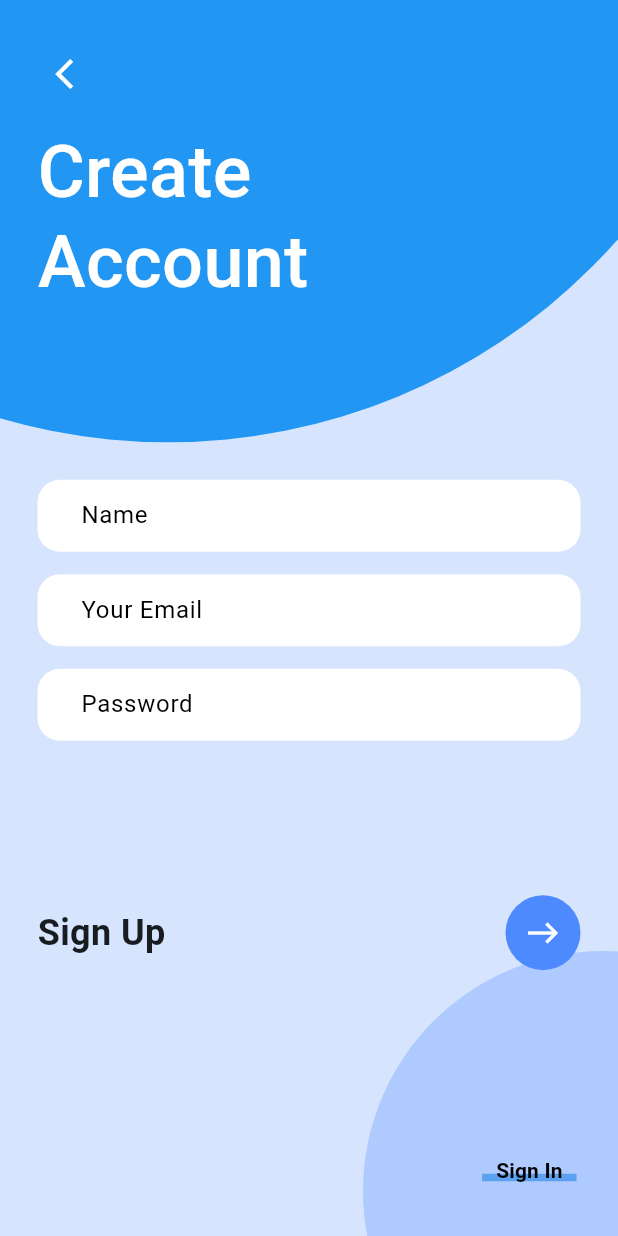
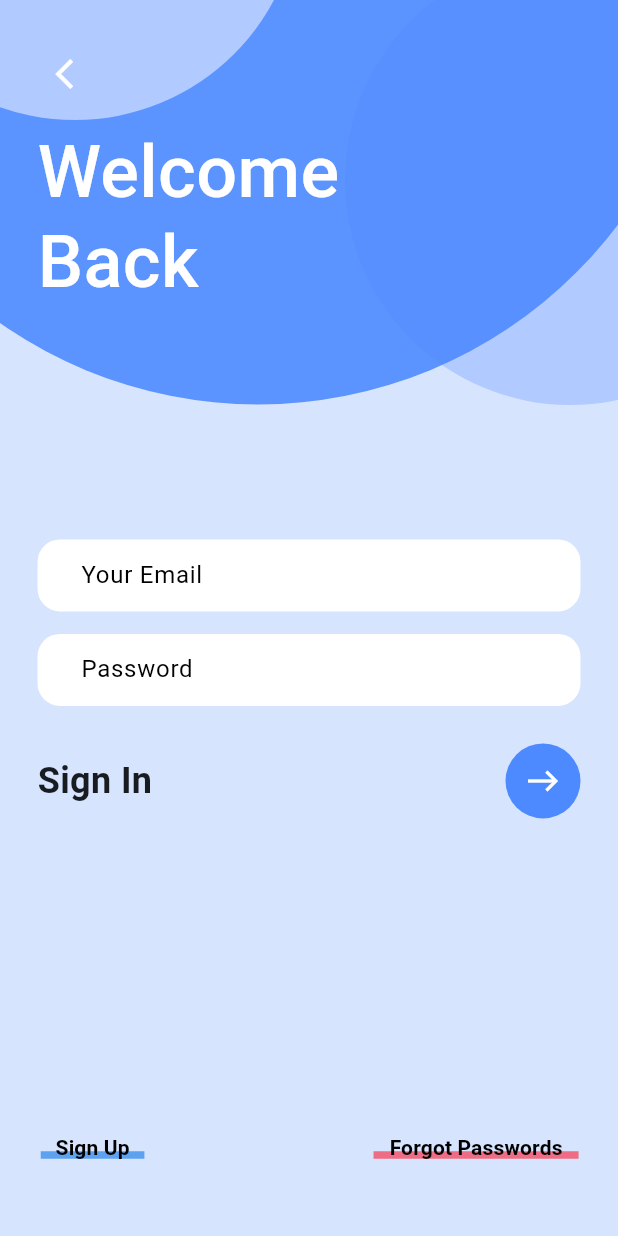
Before and after one commit to OmarElsharkawy1/hammamGaberTask1, a Flutter app: the screen it shows after launch, on a phone screen of 412 x 824 dp. Run offline on Flutter 3.47's test engine with Material 3 defaults, Android fonts, the phone set to English and light mode, and no system bars.

Commit message:
Create Sign in Screen

```diff
--- a/lib/main.dart
+++ b/lib/main.dart
@@ -1,4 +1,5 @@
 import 'package:flutter/material.dart';
+import 'package:new_app/sign_in_screen/sign_in_screen.dart';
 import 'package:new_app/sign_up_screen/sign_up_screen.dart';
 
 void main() {
@@ -13,12 +14,11 @@ class MyApp extends StatelessWidget {
   Widget build(BuildContext context) {
     return MaterialApp(
       debugShowCheckedModeBanner: false,
-      title: 'Flutter Demo',
       theme: ThemeData(
         colorScheme: ColorScheme.fromSeed(seedColor: Colors.blue.shade100),
         useMaterial3: true,
       ),
-      home: const SignUp(),
+      home: const SignIn(),
     );
   }
 }
--- /dev/null
+++ b/lib/sign_in_screen/sign_in_screen.dart
@@ -0,0 +1,25 @@
+import 'package:flutter/material.dart';
+import 'package:new_app/constants/colors.dart';
+import 'package:new_app/sign_in_screen/widgets/sign_in_form.dart';
+import 'package:new_app/sign_in_screen/widgets/welcome_back_avatar.dart';
+
+class SignIn extends StatelessWidget {
+  const SignIn({Key? key}) : super(key: key);
+
+  @override
+  Widget build(BuildContext context) {
+    return const Scaffold(
+      backgroundColor: AppColors.hawkesBlue,
+      body: Column(
+        // mainAxisAlignment: MainAxisAlignment.start,
+        // mainAxisSize: MainAxisSize.max,
+        children: [
+          //Create Account text
+          WelcomeBackAvatar(),
+          // TextFields
+          SignInForm(),
+        ],
+      ),
+    );
+  }
+}
--- /dev/null
+++ b/lib/sign_in_screen/widgets/sign_in_form.dart
@@ -0,0 +1,83 @@
+import 'package:flutter/material.dart';
+import 'package:new_app/constants/colors.dart';
+import 'package:new_app/global_widgets/custom_underline_word.dart';
+import 'package:new_app/global_widgets/text_form_widget.dart';
+import 'package:new_app/sign_up_screen/sign_up_controller.dart';
+import 'package:new_app/sign_up_screen/widgets/sign_up_arrow.dart';
+import 'package:provider/provider.dart';
+
+class SignInForm extends StatelessWidget {
+  const SignInForm({Key? key}) : super(key: key);
+
+  @override
+  Widget build(BuildContext context) {
+    return ChangeNotifierProvider(
+      create: (_) => SignUpController(),
+      child: Consumer<SignUpController>(builder: (_, model, __) {
+        return Container(
+          height: MediaQuery.of(context).size.height * .6,
+          child: Padding(
+            padding: const EdgeInsets.symmetric(horizontal: 25, vertical: 15),
+            child: Column(
+              // mainAxisSize: MainAxisSize.max,
+              // mainAxisAlignment: MainAxisAlignment.spaceBetween,
+              children: [
+                Padding(
+                  padding: const EdgeInsets.symmetric(vertical: 15),
+                  child: TextFormWidget(
+                    name: "Your Email",
+                    onChanged: (value) {
+                      model.email = value;
+                    },
+                  ),
+                ),
+                //Password
+                Padding(
+                  padding: const EdgeInsets.only(bottom: 25),
+                  child: TextFormWidget(
+                    name: "Password",
+                    onChanged: (value) {
+                      model.password = value;
+                    },
+                  ),
+                ),
+                const Row(
+                  mainAxisAlignment: MainAxisAlignment.spaceBetween,
+                  children: [
+                    Text(
+                      'Sign In',
+                      style: TextStyle(
+                        fontSize: 24,
+                        fontWeight: FontWeight.bold,
+                      ),
+                    ),
+                    SignUpArrow(),
+                  ],
+                ),
+                Spacer(),
+                Padding(
+                  padding: const EdgeInsets.symmetric(vertical: 20),
+                  child: Row(
+                    mainAxisAlignment: MainAxisAlignment.spaceBetween,
+                    children: [
+                      CustomUnderlineWord(
+                        text: 'Sign Up',
+                        color: AppColors.brightCornflowerBlue,
+                        function: () {},
+                      ),
+                      CustomUnderlineWord(
+                        text: 'Forgot Passwords',
+                        color: AppColors.deepBlush,
+                        function: () {},
+                      ),
+                    ],
+                  ),
+                ),
+              ],
+            ),
+          ),
+        );
+      }),
+    );
+  }
+}
--- /dev/null
+++ b/lib/sign_in_screen/widgets/welcome_back_avatar.dart
@@ -0,0 +1,79 @@
+import 'package:flutter/material.dart';
+import 'package:new_app/constants/colors.dart';
+
+class WelcomeBackAvatar extends StatelessWidget {
+  const WelcomeBackAvatar({Key? key}) : super(key: key);
+
+  @override
+  Widget build(BuildContext context) {
+    return SizedBox(
+      width: double.infinity,
+      height: MediaQuery.of(context).size.height * .4,
+      child: Stack(
+        children: [
+          const Positioned(
+            left: 230,
+            top: -30,
+            child: CircleAvatar(
+              backgroundColor: AppColors.tropicalBlue,
+              maxRadius: 150,
+            ),
+          ),
+          //Circle Avatar
+          Positioned(
+            right: -60,
+            bottom: 60,
+            child: CircleAvatar(
+              backgroundColor: AppColors.cornflowerBlue.withOpacity(.9),
+              maxRadius: 300,
+            ),
+          ),
+          const Positioned(
+            left: -100,
+            top: -220,
+            child: CircleAvatar(
+              backgroundColor: AppColors.tropicalBlue,
+              maxRadius: 150,
+            ),
+          ),
+          //Create Word
+          const Positioned(
+            left: 25,
+            top: 80,
+            child: Text(
+              'Welcome',
+              style: TextStyle(
+                fontWeight: FontWeight.w500,
+                color: Colors.white,
+                fontSize: 48,
+              ),
+            ),
+          ),
+          //Account word
+          const Positioned(
+            left: 25,
+            top: 140,
+            child: Text(
+              'Back',
+              style: TextStyle(
+                fontWeight: FontWeight.w500,
+                color: Colors.white,
+                fontSize: 48,
+              ),
+            ),
+          ),
+          //Back Arrow
+          Padding(
+            padding: const EdgeInsets.only(top: 25, left: 25),
+            child: IconButton(
+                onPressed: () {},
+                icon: const Icon(
+                  Icons.arrow_back_ios,
+                  color: Colors.white,
+                )),
+          ),
+        ],
+      ),
+    );
+  }
+}
--- a/lib/sign_up_screen/widgets/sign_up_section_widget.dart
+++ b/lib/sign_up_screen/widgets/sign_up_section_widget.dart
@@ -15,17 +15,10 @@ class SignUpSectionWidget extends StatelessWidget {
   Widget build(BuildContext context) {
     return SizedBox(
       width: double.infinity,
-      height: MediaQuery.of(context).size.height * .3,
+      height: MediaQuery.of(context).size.height * .2,
       child: Stack(
         children: [
           //Circle Avatar
-          const Positioned(
-            right: -150,
-            bottom: -130,
-            child: CircleAvatar(
-                backgroundColor: Color.fromARGB(255, 175, 202, 254),
-                maxRadius: 160),
-          ),
           Padding(
             padding: const EdgeInsets.symmetric(horizontal: 25, vertical: 20),
             child: Column(
@@ -36,7 +29,7 @@ class SignUpSectionWidget extends StatelessWidget {
                   mainAxisAlignment: MainAxisAlignment.spaceBetween,
                   children: [
                     Text(
-                      'Sign Up',
+                      'Sign In',
                       style: TextStyle(
                         fontSize: 24,
                         fontWeight: FontWeight.bold,
@@ -46,15 +39,17 @@ class SignUpSectionWidget extends StatelessWidget {
                   ],
                 ),
                 Row(
-                  mainAxisAlignment: MainAxisAlignment.end,
+                  mainAxisAlignment: MainAxisAlignment.spaceBetween,
                   children: [
                     CustomUnderlineWord(
-                      text: 'Sign In',
+                      text: 'Sign Up',
                       color: AppColors.brightCornflowerBlue,
-                      function: () {
-                        print(name);
-                        print('sign_up_form');
-                      },
+                      function: () {},
+                    ),
+                    CustomUnderlineWord(
+                      text: 'Forgot Passwords',
+                      color: AppColors.brightCornflowerBlue,
+                      function: () {},
                     ),
                   ],
                 ),
```
